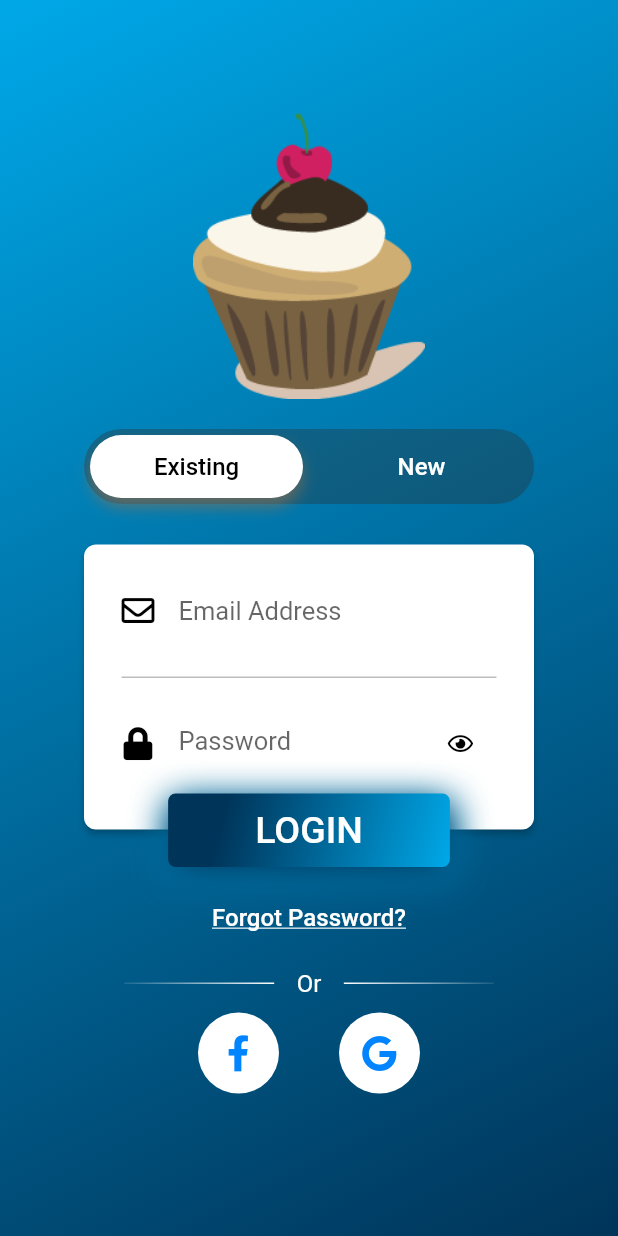
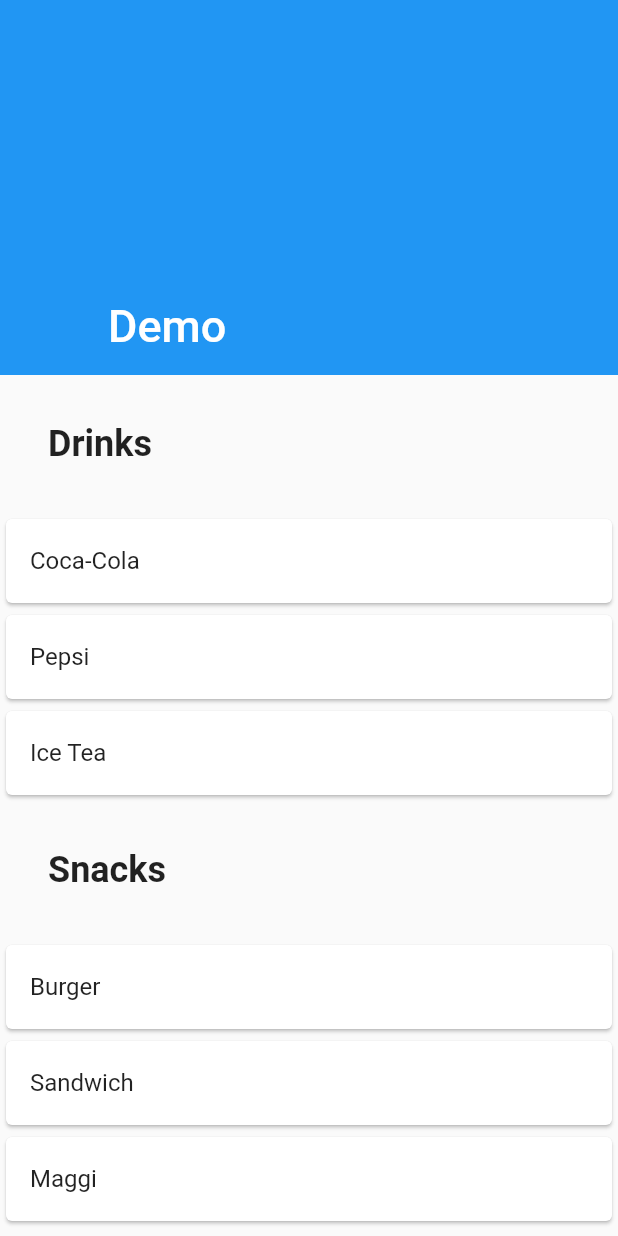
Before and after one commit to krkartikay/FoodCorner, a Flutter app: the screen it shows after launch, after a tap on "LOGIN", on a phone screen of 412 x 824 dp. Run offline on Flutter 3.47's test engine with Material 2 defaults, Android fonts, the phone set to English and light mode, and no system bars; our stand-ins replace font_awesome_flutter, wave; Roboto replaces fonts that are missing (WorkSansBold, WorkSansMedium, WorkSansSemiBold).

Commit message:
added order page

```diff
--- a/lib/auth.dart
+++ b/lib/auth.dart
@@ -3,10 +3,7 @@ import 'dart:convert';
 import 'package:http/http.dart' as http;
 
 abstract class BaseAuth {
-  User currentUser();
-  Future<dynamic> signIn(String email, String password);
-  Future<dynamic> createUser(String email, String password);
-  void signOut();
+
 }
 
 class User {
@@ -14,61 +11,3 @@ class User {
   String idToken;
   String email;
 }
-
-class Auth implements BaseAuth {
-  final String apiSignupUrl =
-      "https://www.googleapis.com/identitytoolkit/v3/relyingparty/signupNewUser?key=AIzaSyBsVQCZxU0aszocRr8XzFg56H5SVrcw1iY";
-  final String apiLoginUrl =
-      "https://www.googleapis.com/identitytoolkit/v3/relyingparty/verifyPassword?key=AIzaSyBsVQCZxU0aszocRr8XzFg56H5SVrcw1iY";
-
-
-  bool loggedIn = false;
-  User _currentUser;
-
-  @override
-  Future<dynamic> createUser(String email, String password) {
-    return http.Client().post(apiSignupUrl, body: json.encode({
-      'email':email,
-      'password':password,
-      'returnSecureToken':true,
-    })).then((response) {
-      Map<String, dynamic> res = json.decode(response.body);
-      if (res.containsKey("error")) {
-        loggedIn = false;
-        throw(res["error"]["message"]);
-      } else {
-        loggedIn = true;
-        _currentUser = new User(res['idToken'], email);
-      }
-    });
-  }
-
-  @override
-  User currentUser() {
-    return _currentUser;
-  }
-
-  @override
-  Future<dynamic> signIn(String email, String password) {
-    return http.Client().post(apiLoginUrl, body: json.encode({
-      'email':email,
-      'password':password,
-      'returnSecureToken':true,
-    })).then((response) {
-      Map<String, dynamic> res = json.decode(response.body);
-      if (res.containsKey("error")) {
-        loggedIn = false;
-        throw(res["error"]["message"]);
-      } else {
-        loggedIn = true;
-        _currentUser = new User(res['idToken'], email);
-      }
-    });
-  }
-
-  @override
-  void signOut() {
-    _currentUser = null;
-    return;
-  }
-}
--- a/lib/main.dart
+++ b/lib/main.dart
@@ -1,6 +1,7 @@
 import 'package:flutter/material.dart';
 import './pages/login_page.dart';
 import './pages/home_page.dart';
+import './pages/order_selection_page.dart';
 
 void main() => runApp(MyApp());
 
@@ -16,7 +17,7 @@ class MyApp extends StatelessWidget {
         title: 'FoodCorner',
         initialRoute: '/login',
         routes: {
-          '/': (context) => HomePage(),
+          '/': (context) => OrderSelectionPage(),
           '/login' : (context) => LoginPage(),
         },
       ),
--- a/lib/pages/login_page.dart
+++ b/lib/pages/login_page.dart
@@ -179,9 +179,10 @@ class _LoginPageState extends State<LoginPage>
                 child: Text(
                   "Existing",
                   style: TextStyle(
-                      color: left,
-                      fontSize: 16.0,
-                      fontFamily: "WorkSansSemiBold"),
+                    color: left,
+                    fontSize: 16.0,
+                    fontFamily: "WorkSansSemiBold",
+                  ),
                 ),
               ),
             ),
@@ -673,6 +674,7 @@ class _LoginPageState extends State<LoginPage>
   }
 
   void _signIn() {
+    Navigator.of(context).pop();
     // String email = loginEmailController.text;
     // String pass = loginPasswordController.text;
     // // FOR TESTING ONLY REMOVE LATER TODO
--- /dev/null
+++ b/lib/pages/order_selection_page.dart
@@ -0,0 +1,88 @@
+import 'package:flutter/material.dart';
+import '../widgets/heading.dart';
+import 'package:wave/wave.dart';
+import 'package:wave/config.dart';
+
+class OrderSelectionPage extends StatefulWidget {
+  @override
+  _OrderSelectionPageState createState() => _OrderSelectionPageState();
+}
+
+class _OrderSelectionPageState extends State<OrderSelectionPage> {
+  @override
+  Widget build(BuildContext context) {
+    return Scaffold(
+      body: CustomScrollView(
+        slivers: <Widget>[
+          SliverAppBar(
+            pinned: true,
+            expandedHeight: 250.0,
+            flexibleSpace: FlexibleSpaceBar(
+              title: Text('Demo'),
+            ),
+          ),
+          SliverList(
+            delegate: SliverChildListDelegate([
+              Heading1("Drinks"),
+              Card(
+                child: ListTile(
+                  title: Text("Coca-Cola"),
+                ),
+              ),
+              Card(
+                child: ListTile(
+                  title: Text("Pepsi"),
+                ),
+              ),
+              Card(
+                child: ListTile(
+                  title: Text("Ice Tea"),
+                ),
+              ),
+              Heading1("Snacks"),
+              Card(
+                child: ListTile(
+                  title: Text("Burger"),
+                ),
+              ),
+              Card(
+                child: ListTile(
+                  title: Text("Sandwich"),
+                ),
+              ),
+              Card(
+                child: ListTile(
+                  title: Text("Maggi"),
+                ),
+              ),
+              Container(height: 50.0,),
+              Container(
+                height: 100.0,
+                child: WaveWidget(
+                  config: CustomConfig(
+                    gradients: [
+                      [Colors.blue, Colors.blue],
+                      [Colors.blue[800], Colors.blue[800]],
+                      [Colors.blueAccent, Colors.blueAccent],
+                      [Colors.blue[200], Colors.blue[200]],
+                    ],
+                    durations: [35000, 19440, 10800, 6000],
+                    heightPercentages: [0.20, 0.23, 0.25, 0.30],
+                    blur: MaskFilter.blur(BlurStyle.outer, 10),
+                    gradientBegin: Alignment.bottomLeft,
+                    gradientEnd: Alignment.topRight,
+                  ),
+                  size: Size(
+                    double.infinity,
+                    100.0,
+                  ),
+                ),
+              ),
+            ]),
+          ),
+          // SliverFillRemaining(),
+        ],
+      ),
+    );
+  }
+}
--- /dev/null
+++ b/lib/widgets/heading.dart
@@ -0,0 +1,21 @@
+import 'package:flutter/material.dart';
+
+class Heading1 extends StatelessWidget {
+  final String _text;
+
+  Heading1(this._text);
+
+  @override
+  Widget build(BuildContext context) {
+    return Padding(
+      child: Text(
+        _text,
+        style: TextStyle(
+          fontSize: 24.0,
+          fontWeight: FontWeight.bold,
+        ),
+      ),
+      padding: EdgeInsets.all(32.0),
+    );
+  }
+}
--- a/pubspec.yaml
+++ b/pubspec.yaml
@@ -13,7 +13,7 @@ dependencies:
   font_awesome_flutter: ^8.0.1
   cupertino_icons: ^0.1.2
   scoped_model: ^1.0.1
-  http: ^0.12.0+1
+  requests: ^1.0.0
   flutter_fluid_slider: ^0.0.1
   wave: ^0.0.8
   charts_flutter: ^0.6.0
```
Also changed, not shown: pubspec.lock.
